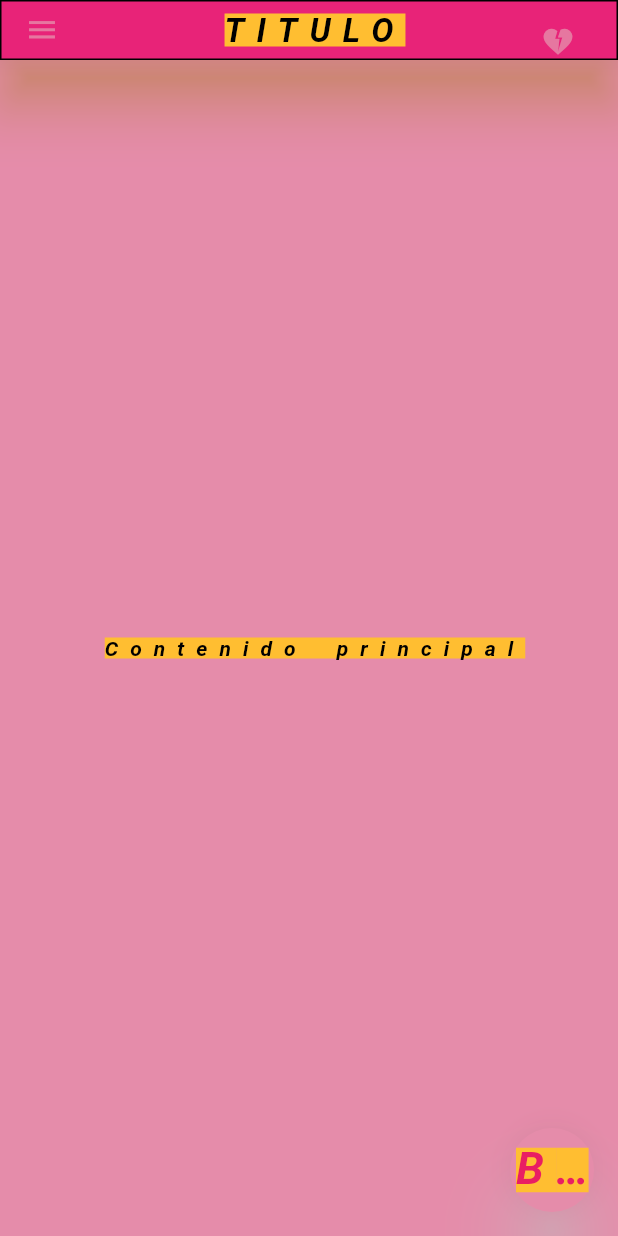
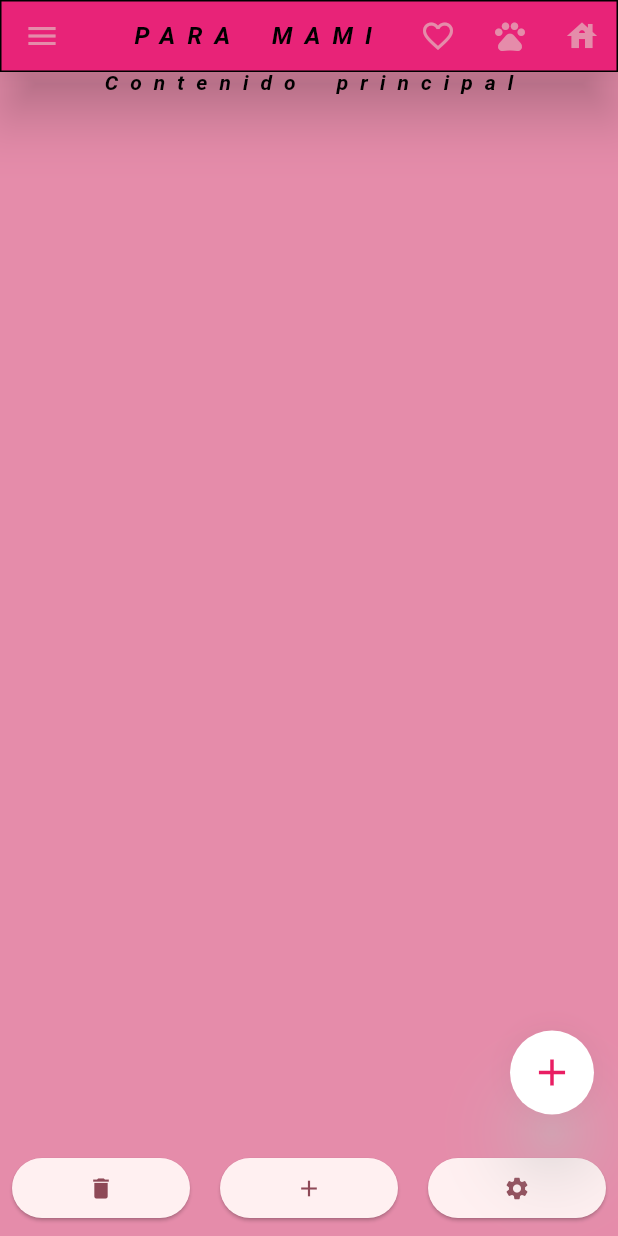
Before and after one commit to KahanaEnder/dia_de_la_madre, a Flutter app: the screen it shows after launch, on a phone screen of 412 x 824 dp. Run offline on Flutter 3.47's test engine with Material 3 defaults, Android fonts, the phone set to English and light mode, and no system bars; Roboto replaces fonts that are missing (Monocraft).

Commit message:
Se agrego una appbar, un drawer, floatingactionbutton y unos persisten footer button falta agregar el body

```diff
--- a/lib/src/components/my_materials.dart
+++ b/lib/src/components/my_materials.dart
@@ -310,30 +310,30 @@ class MyMaterials extends StatelessWidget {
 
   TooltipThemeData myTooltipThemes() => TooltipThemeData(
     enableFeedback: true,
-    excludeFromSemantics: true,
+    excludeFromSemantics: false,
     height: 20,
     margin: EdgeInsets.all(12),
-    preferBelow: true,
+    preferBelow: false,
     verticalOffset: 10,
-    textStyle: myTextStyles(),
+    textStyle: myTextStyles().copyWith(fontSize: 16),
   );
 
 
 
   ListTileThemeData myListTileThemes() => ListTileThemeData(
-    dense: true,
-    enableFeedback: true,
+    dense: false,
+    enableFeedback: false,
     horizontalTitleGap: 30,
     contentPadding: EdgeInsets.all(8),
     iconColor: AppColors.highlight,
     minLeadingWidth: 30,
-    minVerticalPadding: 30,
+    minVerticalPadding: 35,
     minTileHeight: 30,
     selectedColor: AppColors.backgroundWidget,
     selectedTileColor: AppColors.accent,
-    shape: Border.all(),
+    shape: BeveledRectangleBorder(borderRadius: BorderRadius.circular(2)),
     subtitleTextStyle: myTextStyles(),
-    textColor: AppColors.background,
+    textColor: AppColors.background, //Se camufla y solo es visible al presionar
     tileColor: AppColors.background,
     titleTextStyle: myTextStyles(),
   );
@@ -383,14 +383,14 @@ class MyMaterials extends StatelessWidget {
 
   IconButtonThemeData myIconButtonThemes() => IconButtonThemeData(
     style: ButtonStyle(
-      enableFeedback: true
+      enableFeedback: true,
     )
   );
 
 
 
   FloatingActionButtonThemeData myFloatingActionButtonThemes() => FloatingActionButtonThemeData(
-    backgroundColor: AppColors.secondary,
+    backgroundColor: AppColors.background,
     elevation: 20,
     disabledElevation: 10,
     enableFeedback: true,
@@ -419,10 +419,10 @@ class MyMaterials extends StatelessWidget {
 
 
   ElevatedButtonThemeData myElevatedButtonThemes() => ElevatedButtonThemeData(
-    style: ButtonStyle(
-      enableFeedback: true,
-    )
-  );
+      style: ButtonStyle(
+        enableFeedback: true,
+      )
+    );
 
 
 
@@ -438,11 +438,11 @@ class MyMaterials extends StatelessWidget {
     backgroundColor: AppColors.secondary,
     elevation: 20,
     endShape: BeveledRectangleBorder(borderRadius: BorderRadius.circular(5)),
-    scrimColor: AppColors.secondary,
-    shadowColor: AppColors.backgroundWidget,
+    scrimColor: Color.fromARGB(155, 0, 0, 0),
+    shadowColor: AppColors.primary,
     shape: BeveledRectangleBorder(),
     surfaceTintColor: AppColors.backgroundComponent,
-    width: 70,
+    width: 300,
   );
 
 
@@ -695,18 +695,18 @@ class MyMaterials extends StatelessWidget {
   AppBarTheme myAppBarThemes() {
     return AppBarTheme(
       color: AppColors.primary,
-      actionsPadding: EdgeInsets.only(top: 8,bottom: 8,left: 16,right: 16),
+      //actionsPadding: EdgeInsets.only(top: 8,bottom: 8,left: 16,right: 16),
       centerTitle: true,
       elevation: 16,
       foregroundColor: AppColors.backgroundComponent,
       iconTheme: myIconThemes(),
-      shadowColor: AppColors.backgroundComponent,
+      shadowColor: AppColors.darkText,
       shape: Border.all(),
       surfaceTintColor: AppColors.backgroundWidget,
       titleSpacing: 16,
       scrolledUnderElevation: 16,
       titleTextStyle: myTextStyles(),
-      toolbarHeight: 40,
+      toolbarHeight: 48,
       toolbarTextStyle: myTextStyles());
   }
 
@@ -716,7 +716,7 @@ class MyMaterials extends StatelessWidget {
 
   TextStyle myTextStyles() {
     return TextStyle(
-      backgroundColor: AppColors.backgroundComponent,
+      //backgroundColor: AppColors.backgroundComponent,
       color: AppColors.darkText,
       //decoration: TextDecoration.underline,
       decorationColor: AppColors.accent,
@@ -739,12 +739,12 @@ class MyMaterials extends StatelessWidget {
 
   IconThemeData myIconThemes() {
     return IconThemeData(
-      applyTextScaling: true,
+      //applyTextScaling: true,
       color: AppColors.secondary,
-      opacity: 0.8,
-      size: 23,
-      weight: 300,
-      opticalSize: 23,
+      opacity: 1,
+      //size: 23,
+      //weight: 300,
+      //opticalSize: 23,
     );
   }
 }
--- a/lib/src/core/view/my_home_page.dart
+++ b/lib/src/core/view/my_home_page.dart
@@ -1,43 +1,124 @@
 import 'package:flutter/material.dart';
+import 'package:reference_app/src/components/app_colors.dart';
 
-class MyHomePage extends StatelessWidget {
+class MyHomePage extends StatefulWidget {
   const MyHomePage({super.key});
 
+  @override
+  State<MyHomePage> createState() => _MyHomePageState();
+}
+
+class _MyHomePageState extends State<MyHomePage> {
   @override
   Widget build(BuildContext context) {
     return SafeArea(
       child: Scaffold(
         drawer: Drawer(
+          elevation: 10,
           child: ListView(
             children: [
               DrawerHeader(
-                decoration: BoxDecoration(color: Colors.blue),
-                child: Text('Encabezado del Drawer'),
+                decoration: BoxDecoration(color: AppColors.primary),
+                child: Center(
+                  child: Text(
+                    '7 Razones\nPor las que\nTe amo',
+                    style: Theme.of(context).textTheme.bodyLarge,
+                    textAlign: TextAlign.center)),
               ),
               ListTile(
-                title: Text('Elemento 1'),
+                leading: Icon(Icons.favorite,color: AppColors.primary,),
+                trailing: Icon(Icons.favorite,color: AppColors.primary,),
+                title: Text('Razón 1',style: Theme.of(context).textTheme.titleLarge,),
+                onTap: () {},
+              ),
+              ListTile(
+                leading: Icon(Icons.favorite,color: AppColors.primary,),
+                trailing: Icon(Icons.favorite,color: AppColors.primary,),
+                title: Text('Razón 2',style: Theme.of(context).textTheme.titleLarge,),
+                onTap: () {},
+              ),
+              ListTile(
+                leading: Icon(Icons.favorite,color: AppColors.primary,),
+                trailing: Icon(Icons.favorite,color: AppColors.primary,),
+                title: Text('Razón 3',style: Theme.of(context).textTheme.titleLarge,),
+                onTap: () {},
+              ),
+              ListTile(
+                leading: Icon(Icons.favorite,color: AppColors.primary,),
+                trailing: Icon(Icons.favorite,color: AppColors.primary,),
+                title: Text('Razón 4',style: Theme.of(context).textTheme.titleLarge,),
+                onTap: () {},
+              ),
+              ListTile(
+                leading: Icon(Icons.favorite,color: AppColors.primary,),
+                trailing: Icon(Icons.favorite,color: AppColors.primary,),
+                title: Text('Razón 5',style: Theme.of(context).textTheme.titleLarge,),
+                onTap: () {},
+              ),
+              ListTile(
+                leading: Icon(Icons.favorite,color: AppColors.primary,),
+                trailing: Icon(Icons.favorite,color: AppColors.primary,),
+                title: Text('Razón 6',style: Theme.of(context).textTheme.titleLarge,),
+                onTap: () {},
+              ),
+              ListTile(
+                leading: Icon(Icons.favorite,color: AppColors.primary,),
+                trailing: Icon(Icons.favorite,color: AppColors.primary,),
+                title: Text('Razón 7',style: Theme.of(context).textTheme.titleLarge,),
+                onTap: () {},
+              ),
+              ListTile(
+                title: Text('Extra'),
                 onTap: () {},
               ),
             ],
           ),
         ),
         appBar: AppBar(
-          title: Text("TITULO",style: Theme.of(context).textTheme.titleLarge,),
+          title: Text("PARA MAMI",style: Theme.of(context).textTheme.titleMedium,),
           // No se especifica 'leading' para mantener el ícono de menú predeterminado
           actions: [
-            IconButton(
-              icon: Icon(Icons.heart_broken_sharp),
-              onPressed: () {
-                // Acción personalizada
-                print('Ícono personalizado presionado');
-              },
+            Row(
+              mainAxisAlignment: MainAxisAlignment.spaceBetween,
+              children: [
+                IconButton(
+                  icon: Icon(Icons.favorite_outline_sharp),
+                  onPressed: () {},
+                ),
+                IconButton(
+                  onPressed: (){},
+                  icon: Icon(Icons.pets),
+              ),
+                IconButton(
+                  onPressed: (){},
+                  icon: Icon(Icons.house),
+              ),
+              ],
             ),
           ],
         ),
-        body: Center(child: Text('Contenido principal')),
+        body: Center(child: Column(
+          children: [
+            Text('Contenido principal'),
+          ],
+        )),
         floatingActionButton: FloatingActionButton(
           onPressed: () {},
-          child: Text("Botón"),),
+          tooltip: "Añadir",
+          child: Icon(Icons.add),
+          ),
+        persistentFooterButtons: [
+          Row(
+            mainAxisAlignment: MainAxisAlignment.spaceBetween,
+            spacing: 20,
+            children: [
+              Expanded(child: ElevatedButton(onPressed: (){}, child: Icon(Icons.delete))),
+              Expanded(child: ElevatedButton(onPressed: (){}, child: Icon(Icons.add))),
+              Expanded(child: ElevatedButton(onPressed: (){}, child: Icon(Icons.settings)))
+            ],
+          ),
+
+        ],
       ),
     );
   }
```
